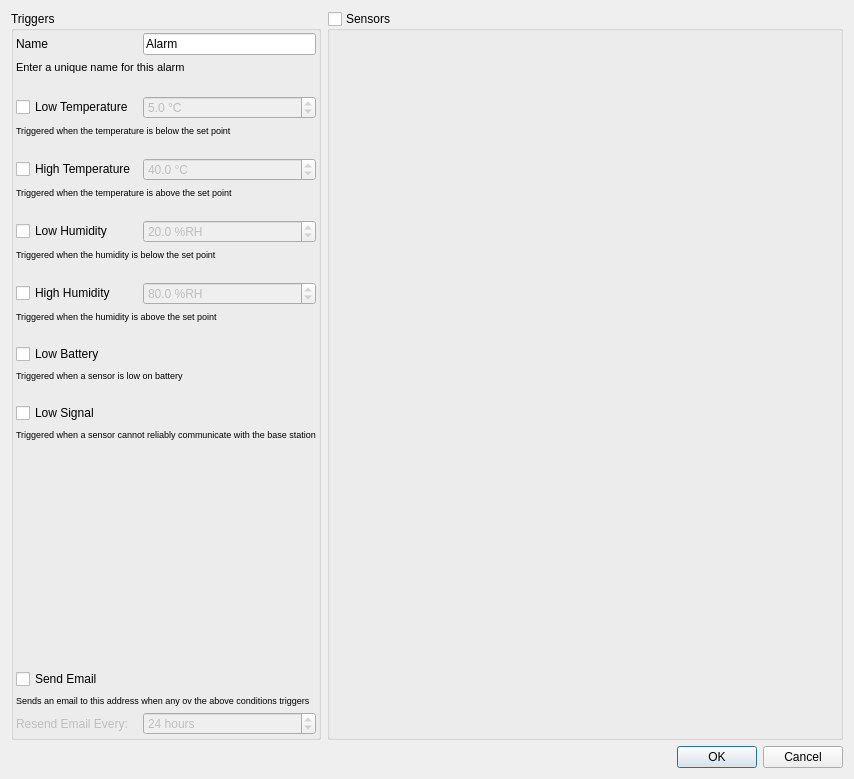
Qt form manager/src/ConfigureAlarmDialog.ui (porkmarks/sense) before a commit.
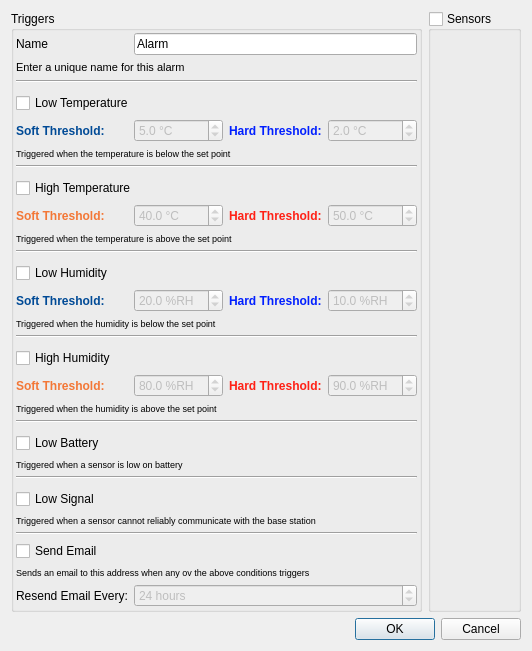
The same form after that commit. Icons and pictures are not drawn. Custom widgets are drawn as their Qt base class.

Commit message: Added soft/hard thresholds for alarms Added configurable battery and signal thresholds

Patch:
```diff
--- a/manager/src/ConfigureAlarmDialog.ui
+++ b/manager/src/ConfigureAlarmDialog.ui
@@ -6,8 +6,8 @@
    <rect>
     <x>0</x>
     <y>0</y>
-    <width>854</width>
-    <height>779</height>
+    <width>375</width>
+    <height>545</height>
    </rect>
   </property>
   <property name="windowTitle">
@@ -16,7 +16,7 @@
   <layout class="QVBoxLayout" name="verticalLayout">
    <item>
     <widget class="QWidget" name="widget_3" native="true">
-     <layout class="QHBoxLayout" name="horizontalLayout" stretch="17,20">
+     <layout class="QHBoxLayout" name="horizontalLayout" stretch="0,20">
       <property name="leftMargin">
        <number>0</number>
       </property>
@@ -53,9 +53,189 @@
          <property name="bottomMargin">
           <number>2</number>
          </property>
+         <item row="10" column="0" colspan="4">
+          <widget class="QCheckBox" name="highTemperatureWatch">
+           <property name="text">
+            <string>High Temperature</string>
+           </property>
+           <property name="icon">
+            <iconset resource="../res/res.qrc">
+             <normaloff>:/icons/ui/temperature.png</normaloff>:/icons/ui/temperature.png</iconset>
+           </property>
+          </widget>
+         </item>
+         <item row="28" column="0" colspan="4">
+          <widget class="QCheckBox" name="lowBatteryWatch">
+           <property name="text">
+            <string>Low Battery</string>
+           </property>
+           <property name="icon">
+            <iconset resource="../res/res.qrc">
+             <normaloff>:/icons/ui/battery-0.png</normaloff>:/icons/ui/battery-0.png</iconset>
+           </property>
+          </widget>
+         </item>
          <item row="5" column="0">
-          <spacer name="verticalSpacer_2">
+          <widget class="QLabel" name="label_11">
+           <property name="font">
+            <font>
+             <weight>75</weight>
+             <bold>true</bold>
+            </font>
+           </property>
+           <property name="styleSheet">
+            <string notr="true">QLabel { color : #004a96; }</string>
+           </property>
+           <property name="text">
+            <string>Soft Threshold:</string>
+           </property>
+          </widget>
+         </item>
+         <item row="17" column="0">
+          <widget class="QLabel" name="label_15">
+           <property name="font">
+            <font>
+             <weight>75</weight>
+             <bold>true</bold>
+            </font>
+           </property>
+           <property name="styleSheet">
+            <string notr="true">QLabel { color : #004a96; }</string>
+           </property>
+           <property name="text">
+            <string>Soft Threshold:</string>
+           </property>
+          </widget>
+         </item>
+         <item row="17" column="3">
+          <widget class="QDoubleSpinBox" name="lowHumidityHard">
+           <property name="enabled">
+            <bool>false</bool>
+           </property>
+           <property name="suffix">
+            <string> %RH</string>
+           </property>
+           <property name="decimals">
+            <number>1</number>
+           </property>
+           <property name="value">
+            <double>10.000000000000000</double>
+           </property>
+          </widget>
+         </item>
+         <item row="23" column="0">
+          <widget class="QLabel" name="label_17">
+           <property name="font">
+            <font>
+             <weight>75</weight>
+             <bold>true</bold>
+            </font>
+           </property>
+           <property name="styleSheet">
+            <string notr="true">QLabel { color : #f37736; }</string>
+           </property>
+           <property name="text">
+            <string>Soft Threshold:</string>
+           </property>
+          </widget>
+         </item>
+         <item row="30" column="0" colspan="4">
+          <widget class="Line" name="line_6">
            <property name="orientation">
+            <enum>Qt::Horizontal</enum>
+           </property>
+          </widget>
+         </item>
+         <item row="5" column="1">
+          <widget class="QDoubleSpinBox" name="lowTemperatureSoft">
+           <property name="enabled">
+            <bool>false</bool>
+           </property>
+           <property name="suffix">
+            <string> °C</string>
+           </property>
+           <property name="decimals">
+            <number>1</number>
+           </property>
+           <property name="minimum">
+            <double>-50.000000000000000</double>
+           </property>
+           <property name="maximum">
+            <double>200.000000000000000</double>
+           </property>
+           <property name="value">
+            <double>5.000000000000000</double>
+           </property>
+          </widget>
+         </item>
+         <item row="8" column="0" colspan="4">
+          <widget class="Line" name="line_2">
+           <property name="orientation">
+            <enum>Qt::Horizontal</enum>
+           </property>
+          </widget>
+         </item>
+         <item row="11" column="2">
+          <widget class="QLabel" name="label_14">
+           <property name="font">
+            <font>
+             <weight>75</weight>
+             <bold>true</bold>
+            </font>
+           </property>
+           <property name="styleSheet">
+            <string notr="true">QLabel { color : #ff2015; }</string>
+           </property>
+           <property name="text">
+            <string>Hard Threshold:</string>
+           </property>
+          </widget>
+         </item>
+         <item row="5" column="2">
+          <widget class="QLabel" name="label_12">
+           <property name="font">
+            <font>
+             <weight>75</weight>
+             <bold>true</bold>
+            </font>
+           </property>
+           <property name="styleSheet">
+            <string notr="true">QLabel { color : #011fFF; }</string>
+           </property>
+           <property name="text">
+            <string>Hard Threshold:</string>
+           </property>
+          </widget>
+         </item>
+         <item row="38" column="0">
+          <widget class="QLabel" name="label_8">
+           <property name="enabled">
+            <bool>true</bool>
+           </property>
+           <property name="text">
+            <string>Resend Email Every:</string>
+           </property>
+          </widget>
+         </item>
+         <item row="17" column="2">
+          <widget class="QLabel" name="label_16">
+           <property name="font">
+            <font>
+             <weight>75</weight>
+             <bold>true</bold>
+            </font>
+           </property>
+           <property name="styleSheet">
+            <string notr="true">QLabel { color : #011fFF; }</string>
+           </property>
+           <property name="text">
+            <string>Hard Threshold:</string>
+           </property>
+          </widget>
+         </item>
+         <item row="3" column="0" colspan="4">
+          <spacer name="verticalSpacer">
+           <property name="orientation">
             <enum>Qt::Vertical</enum>
            </property>
            <property name="sizeType">
@@ -64,12 +244,83 @@
            <property name="sizeHint" stdset="0">
             <size>
              <width>1</width>
-             <height>16</height>
+             <height>4</height>
             </size>
            </property>
           </spacer>
          </item>
-         <item row="1" column="0" colspan="2">
+         <item row="37" column="0" colspan="4">
+          <widget class="QLabel" name="label_9">
+           <property name="font">
+            <font>
+             <pointsize>7</pointsize>
+            </font>
+           </property>
+           <property name="text">
+            <string>Sends an email to this address when any ov the above conditions triggers</string>
+           </property>
+          </widget>
+         </item>
+         <item row="15" column="0" colspan="4">
+          <spacer name="verticalSpacer_3">
+           <property name="orientation">
+            <enum>Qt::Vertical</enum>
+           </property>
+           <property name="sizeType">
+            <enum>QSizePolicy::Fixed</enum>
+           </property>
+           <property name="sizeHint" stdset="0">
+            <size>
+             <width>1</width>
+             <height>4</height>
+            </size>
+           </property>
+          </spacer>
+         </item>
+         <item row="35" column="0" colspan="4">
+          <spacer name="verticalSpacer_8">
+           <property name="orientation">
+            <enum>Qt::Vertical</enum>
+           </property>
+           <property name="sizeHint" stdset="0">
+            <size>
+             <width>20</width>
+             <height>40</height>
+            </size>
+           </property>
+          </spacer>
+         </item>
+         <item row="26" column="0" colspan="4">
+          <widget class="Line" name="line_5">
+           <property name="orientation">
+            <enum>Qt::Horizontal</enum>
+           </property>
+          </widget>
+         </item>
+         <item row="2" column="0" colspan="4">
+          <widget class="Line" name="line">
+           <property name="orientation">
+            <enum>Qt::Horizontal</enum>
+           </property>
+          </widget>
+         </item>
+         <item row="27" column="0" colspan="4">
+          <spacer name="verticalSpacer_5">
+           <property name="orientation">
+            <enum>Qt::Vertical</enum>
+           </property>
+           <property name="sizeType">
+            <enum>QSizePolicy::Fixed</enum>
+           </property>
+           <property name="sizeHint" stdset="0">
+            <size>
+             <width>1</width>
+             <height>4</height>
+            </size>
+           </property>
+          </spacer>
+         </item>
+         <item row="1" column="0" colspan="4">
           <widget class="QLabel" name="label_10">
            <property name="font">
             <font>
@@ -81,41 +332,74 @@
            </property>
           </widget>
          </item>
-         <item row="9" column="1">
-          <widget class="QDoubleSpinBox" name="lowHumidity">
+         <item row="29" column="0" colspan="4">
+          <widget class="QLabel" name="label_6">
+           <property name="font">
+            <font>
+             <pointsize>7</pointsize>
+            </font>
+           </property>
+           <property name="text">
+            <string>Triggered when a sensor is low on battery</string>
+           </property>
+          </widget>
+         </item>
+         <item row="20" column="0" colspan="4">
+          <widget class="Line" name="line_4">
+           <property name="orientation">
+            <enum>Qt::Horizontal</enum>
+           </property>
+          </widget>
+         </item>
+         <item row="22" column="0" colspan="4">
+          <widget class="QCheckBox" name="highHumidityWatch">
+           <property name="text">
+            <string>High Humidity</string>
+           </property>
+           <property name="icon">
+            <iconset resource="../res/res.qrc">
+             <normaloff>:/icons/ui/humidity.png</normaloff>:/icons/ui/humidity.png</iconset>
+           </property>
+          </widget>
+         </item>
+         <item row="13" column="0" colspan="4">
+          <widget class="QLabel" name="label_3">
+           <property name="font">
+            <font>
+             <pointsize>7</pointsize>
+            </font>
+           </property>
+           <property name="text">
+            <string>Triggered when the temperature is above the set point</string>
+           </property>
+          </widget>
+         </item>
+         <item row="11" column="3">
+          <widget class="QDoubleSpinBox" name="highTemperatureHard">
            <property name="enabled">
             <bool>false</bool>
            </property>
            <property name="suffix">
-            <string> %RH</string>
+            <string> °C</string>
            </property>
            <property name="decimals">
             <number>1</number>
            </property>
+           <property name="minimum">
+            <double>-50.000000000000000</double>
+           </property>
            <property name="maximum">
-            <double>100.000000000000000</double>
+            <double>200.000000000000000</double>
            </property>
            <property name="value">
-            <double>20.000000000000000</double>
+            <double>50.000000000000000</double>
            </property>
           </widget>
          </item>
-         <item row="4" column="0" colspan="2">
-          <widget class="QLabel" name="label_2">
-           <property name="font">
-            <font>
-             <pointsize>7</pointsize>
-            </font>
-           </property>
+         <item row="32" column="0" colspan="4">
+          <widget class="QCheckBox" name="lowSignalWatch">
            <property name="text">
-            <string>Triggered when the temperature is below the set point</string>
-           </property>
-          </widget>
-         </item>
-         <item row="6" column="0">
-          <widget class="QCheckBox" name="highTemperatureWatch">
-           <property name="text">
-            <string>High Temperature</string>
+            <string>Low Signal</string>
            </property>
            <property name="icon">
             <iconset resource="../res/res.qrc">
@@ -123,7 +407,23 @@
            </property>
           </widget>
          </item>
-         <item row="9" column="0">
+         <item row="9" column="0" colspan="4">
+          <spacer name="verticalSpacer_2">
+           <property name="orientation">
+            <enum>Qt::Vertical</enum>
+           </property>
+           <property name="sizeType">
+            <enum>QSizePolicy::Fixed</enum>
+           </property>
+           <property name="sizeHint" stdset="0">
+            <size>
+             <width>1</width>
+             <height>4</height>
+            </size>
+           </property>
+          </spacer>
+         </item>
+         <item row="16" column="0" colspan="4">
           <widget class="QCheckBox" name="lowHumidityWatch">
            <property name="text">
             <string>Low Humidity</string>
@@ -134,8 +434,8 @@
            </property>
           </widget>
          </item>
-         <item row="6" column="1">
-          <widget class="QDoubleSpinBox" name="highTemperature">
+         <item row="5" column="3">
+          <widget class="QDoubleSpinBox" name="lowTemperatureHard">
            <property name="enabled">
             <bool>false</bool>
            </property>
@@ -152,7 +452,7 @@
             <double>200.000000000000000</double>
            </property>
            <property name="value">
-            <double>40.000000000000000</double>
+            <double>2.000000000000000</double>
            </property>
           </widget>
          </item>
@@ -163,46 +463,19 @@
            </property>
           </widget>
          </item>
-         <item row="12" column="0">
-          <widget class="QCheckBox" name="highHumidityWatch">
-           <property name="text">
-            <string>High Humidity</string>
-           </property>
-           <property name="icon">
-            <iconset resource="../res/res.qrc">
-             <normaloff>:/icons/ui/humidity.png</normaloff>:/icons/ui/humidity.png</iconset>
-           </property>
-          </widget>
-         </item>
-         <item row="2" column="0">
-          <spacer name="verticalSpacer">
-           <property name="orientation">
-            <enum>Qt::Vertical</enum>
-           </property>
-           <property name="sizeType">
-            <enum>QSizePolicy::Fixed</enum>
-           </property>
-           <property name="sizeHint" stdset="0">
-            <size>
-             <width>1</width>
-             <height>16</height>
-            </size>
-           </property>
-          </spacer>
-         </item>
-         <item row="22" column="0" colspan="2">
-          <widget class="QLabel" name="label_9">
+         <item row="7" column="0" colspan="4">
+          <widget class="QLabel" name="label_2">
            <property name="font">
             <font>
              <pointsize>7</pointsize>
             </font>
            </property>
            <property name="text">
-            <string>Sends an email to this address when any ov the above conditions triggers</string>
+            <string>Triggered when the temperature is below the set point</string>
            </property>
           </widget>
          </item>
-         <item row="21" column="0" colspan="2">
+         <item row="36" column="0" colspan="4">
           <widget class="QCheckBox" name="sendEmailAction">
            <property name="text">
             <string>Send Email</string>
@@ -213,42 +486,40 @@
            </property>
           </widget>
          </item>
-         <item row="3" column="0">
-          <widget class="QCheckBox" name="lowTemperatureWatch">
-           <property name="text">
-            <string>Low Temperature</string>
+         <item row="21" column="0" colspan="4">
+          <spacer name="verticalSpacer_4">
+           <property name="orientation">
+            <enum>Qt::Vertical</enum>
            </property>
-           <property name="icon">
-            <iconset resource="../res/res.qrc">
-             <normaloff>:/icons/ui/temperature.png</normaloff>:/icons/ui/temperature.png</iconset>
+           <property name="sizeType">
+            <enum>QSizePolicy::Fixed</enum>
            </property>
-          </widget>
-         </item>
-         <item row="15" column="0" colspan="2">
-          <widget class="QCheckBox" name="lowBatteryWatch">
-           <property name="text">
-            <string>Low Battery</string>
+           <property name="sizeHint" stdset="0">
+            <size>
+             <width>1</width>
+             <height>4</height>
+            </size>
            </property>
-           <property name="icon">
-            <iconset resource="../res/res.qrc">
-             <normaloff>:/icons/ui/battery-0.png</normaloff>:/icons/ui/battery-0.png</iconset>
-           </property>
-          </widget>
+          </spacer>
          </item>
-         <item row="10" column="0" colspan="2">
-          <widget class="QLabel" name="label_4">
+         <item row="23" column="2">
+          <widget class="QLabel" name="label_18">
            <property name="font">
             <font>
-             <pointsize>7</pointsize>
+             <weight>75</weight>
+             <bold>true</bold>
             </font>
            </property>
+           <property name="styleSheet">
+            <string notr="true">QLabel { color : #ff2015; }</string>
+           </property>
            <property name="text">
-            <string>Triggered when the humidity is below the set point</string>
+            <string>Hard Threshold:</string>
            </property>
           </widget>
          </item>
-         <item row="3" column="1">
-          <widget class="QDoubleSpinBox" name="lowTemperature">
+         <item row="11" column="1">
+          <widget class="QDoubleSpinBox" name="highTemperatureSoft">
            <property name="enabled">
             <bool>false</bool>
            </property>
@@ -265,113 +536,69 @@
             <double>200.000000000000000</double>
            </property>
            <property name="value">
-            <double>5.000000000000000</double>
+            <double>40.000000000000000</double>
            </property>
           </widget>
          </item>
-         <item row="19" column="0" colspan="2">
-          <widget class="QLabel" name="label_7">
-           <property name="font">
-            <font>
-             <pointsize>7</pointsize>
-            </font>
+         <item row="17" column="1">
+          <widget class="QDoubleSpinBox" name="lowHumiditySoft">
+           <property name="enabled">
+            <bool>false</bool>
            </property>
-           <property name="text">
-            <string>Triggered when a sensor cannot reliably communicate with the base station</string>
+           <property name="suffix">
+            <string> %RH</string>
            </property>
+           <property name="decimals">
+            <number>1</number>
+           </property>
+           <property name="maximum">
+            <double>100.000000000000000</double>
+           </property>
+           <property name="value">
+            <double>20.000000000000000</double>
+           </property>
           </widget>
          </item>
-         <item row="16" column="0" colspan="2">
-          <widget class="QLabel" name="label_6">
+         <item row="11" column="0">
+          <widget class="QLabel" name="label_13">
            <property name="font">
             <font>
-             <pointsize>7</pointsize>
+             <weight>75</weight>
+             <bold>true</bold>
             </font>
            </property>
+           <property name="styleSheet">
+            <string notr="true">QLabel { color : #f37736; }</string>
+           </property>
            <property name="text">
-            <string>Triggered when a sensor is low on battery</string>
+            <string>Soft Threshold:</string>
            </property>
           </widget>
          </item>
-         <item row="14" column="0">
-          <spacer name="verticalSpacer_5">
-           <property name="orientation">
-            <enum>Qt::Vertical</enum>
+         <item row="23" column="3">
+          <widget class="QDoubleSpinBox" name="highHumidityHard">
+           <property name="enabled">
+            <bool>false</bool>
            </property>
-           <property name="sizeType">
-            <enum>QSizePolicy::Fixed</enum>
+           <property name="suffix">
+            <string> %RH</string>
            </property>
-           <property name="sizeHint" stdset="0">
-            <size>
-             <width>1</width>
-             <height>16</height>
-            </size>
+           <property name="decimals">
+            <number>1</number>
            </property>
-          </spacer>
-         </item>
-         <item row="20" column="0">
-          <spacer name="verticalSpacer_8">
-           <property name="orientation">
-            <enum>Qt::Vertical</enum>
+           <property name="value">
+            <double>90.000000000000000</double>
            </property>
-           <property name="sizeHint" stdset="0">
-            <size>
-             <width>20</width>
-             <height>40</height>
-            </size>
-           </property>
-          </spacer>
+          </widget>
          </item>
-         <item row="17" column="0">
-          <spacer name="verticalSpacer_6">
-           <property name="orientation">
-            <enum>Qt::Vertical</enum>
-           </property>
-           <property name="sizeType">
-            <enum>QSizePolicy::Fixed</enum>
-           </property>
-           <property name="sizeHint" stdset="0">
-            <size>
-             <width>1</width>
-             <height>16</height>
-            </size>
-           </property>
-          </spacer>
-         </item>
-         <item row="0" column="1">
+         <item row="0" column="1" colspan="3">
           <widget class="QLineEdit" name="name">
            <property name="text">
             <string>Alarm</string>
            </property>
           </widget>
          </item>
-         <item row="23" column="0">
-          <widget class="QLabel" name="label_8">
-           <property name="enabled">
-            <bool>false</bool>
-           </property>
-           <property name="text">
-            <string>Resend Email Every:</string>
-           </property>
-          </widget>
-         </item>
-         <item row="12" column="1">
-          <widget class="QDoubleSpinBox" name="highHumidity">
-           <property name="enabled">
-            <bool>false</bool>
-           </property>
-           <property name="suffix">
-            <string> %RH</string>
-           </property>
-           <property name="decimals">
-            <number>1</number>
-           </property>
-           <property name="value">
-            <double>80.000000000000000</double>
-           </property>
-          </widget>
-         </item>
-         <item row="23" column="1">
+         <item row="38" column="1" colspan="3">
           <widget class="QWidget" name="widget" native="true">
            <property name="enabled">
             <bool>false</bool>
@@ -405,31 +632,31 @@
            </layout>
           </widget>
          </item>
-         <item row="7" column="0" colspan="2">
-          <widget class="QLabel" name="label_3">
+         <item row="4" column="0" colspan="4">
+          <widget class="QCheckBox" name="lowTemperatureWatch">
+           <property name="text">
+            <string>Low Temperature</string>
+           </property>
+           <property name="icon">
+            <iconset resource="../res/res.qrc">
+             <normaloff>:/icons/ui/temperature.png</normaloff>:/icons/ui/temperature.png</iconset>
+           </property>
+          </widget>
+         </item>
+         <item row="19" column="0" colspan="4">
+          <widget class="QLabel" name="label_4">
            <property name="font">
             <font>
              <pointsize>7</pointsize>
             </font>
            </property>
            <property name="text">
-            <string>Triggered when the temperature is above the set point</string>
+            <string>Triggered when the humidity is below the set point</string>
            </property>
           </widget>
          </item>
-         <item row="18" column="0" colspan="2">
-          <widget class="QCheckBox" name="lowSignalWatch">
-           <property name="text">
-            <string>Low Signal</string>
-           </property>
-           <property name="icon">
-            <iconset resource="../res/res.qrc">
-             <normaloff>:/icons/ui/signal-0.png</normaloff>:/icons/ui/signal-0.png</iconset>
-           </property>
-          </widget>
-         </item>
-         <item row="8" column="0">
-          <spacer name="verticalSpacer_3">
+         <item row="31" column="0" colspan="4">
+          <spacer name="verticalSpacer_6">
            <property name="orientation">
             <enum>Qt::Vertical</enum>
            </property>
@@ -439,12 +666,28 @@
            <property name="sizeHint" stdset="0">
             <size>
              <width>1</width>
-             <height>16</height>
+             <height>4</height>
             </size>
            </property>
           </spacer>
          </item>
-         <item row="13" column="0" colspan="2">
+         <item row="23" column="1">
+          <widget class="QDoubleSpinBox" name="highHumiditySoft">
+           <property name="enabled">
+            <bool>false</bool>
+           </property>
+           <property name="suffix">
+            <string> %RH</string>
+           </property>
+           <property name="decimals">
+            <number>1</number>
+           </property>
+           <property name="value">
+            <double>80.000000000000000</double>
+           </property>
+          </widget>
+         </item>
+         <item row="25" column="0" colspan="4">
           <widget class="QLabel" name="label_5">
            <property name="font">
             <font>
@@ -456,21 +699,31 @@
            </property>
           </widget>
          </item>
-         <item row="11" column="0">
-          <spacer name="verticalSpacer_4">
+         <item row="14" column="0" colspan="4">
+          <widget class="Line" name="line_3">
            <property name="orientation">
-            <enum>Qt::Vertical</enum>
+            <enum>Qt::Horizontal</enum>
            </property>
-           <property name="sizeType">
-            <enum>QSizePolicy::Fixed</enum>
+          </widget>
+         </item>
+         <item row="33" column="0" colspan="4">
+          <widget class="QLabel" name="label_7">
+           <property name="font">
+            <font>
+             <pointsize>7</pointsize>
+            </font>
            </property>
-           <property name="sizeHint" stdset="0">
-            <size>
-             <width>1</width>
-             <height>16</height>
-            </size>
+           <property name="text">
+            <string>Triggered when a sensor cannot reliably communicate with the base station</string>
            </property>
-          </spacer>
+          </widget>
+         </item>
+         <item row="34" column="0" colspan="4">
+          <widget class="Line" name="line_7">
+           <property name="orientation">
+            <enum>Qt::Horizontal</enum>
+           </property>
+          </widget>
          </item>
         </layout>
        </widget>
```
Left out of the diff: 153 changed lines with no effect on the pictures. The commit also changes 46 other files.
